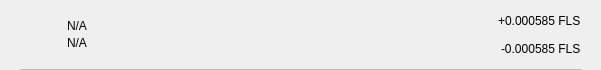
Old version of the form src/qt/fls/forms/txrow.ui in the repository Liquid369/blank.
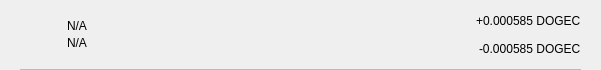
New version of the form.

What changed in the file:
```diff
--- a/src/qt/fls/forms/txrow.ui
+++ b/src/qt/fls/forms/txrow.ui
@@ -159,7 +159,7 @@
                <string notr="true"/>
               </property>
               <property name="text">
-               <string>+0.000585 FLS</string>
+               <string>+0.000585 DOGEC</string>
               </property>
              </widget>
             </item>
@@ -169,7 +169,7 @@
                <string notr="true"/>
               </property>
               <property name="text">
-               <string>-0.000585 FLS</string>
+               <string>-0.000585 DOGEC</string>
               </property>
              </widget>
             </item>
```
